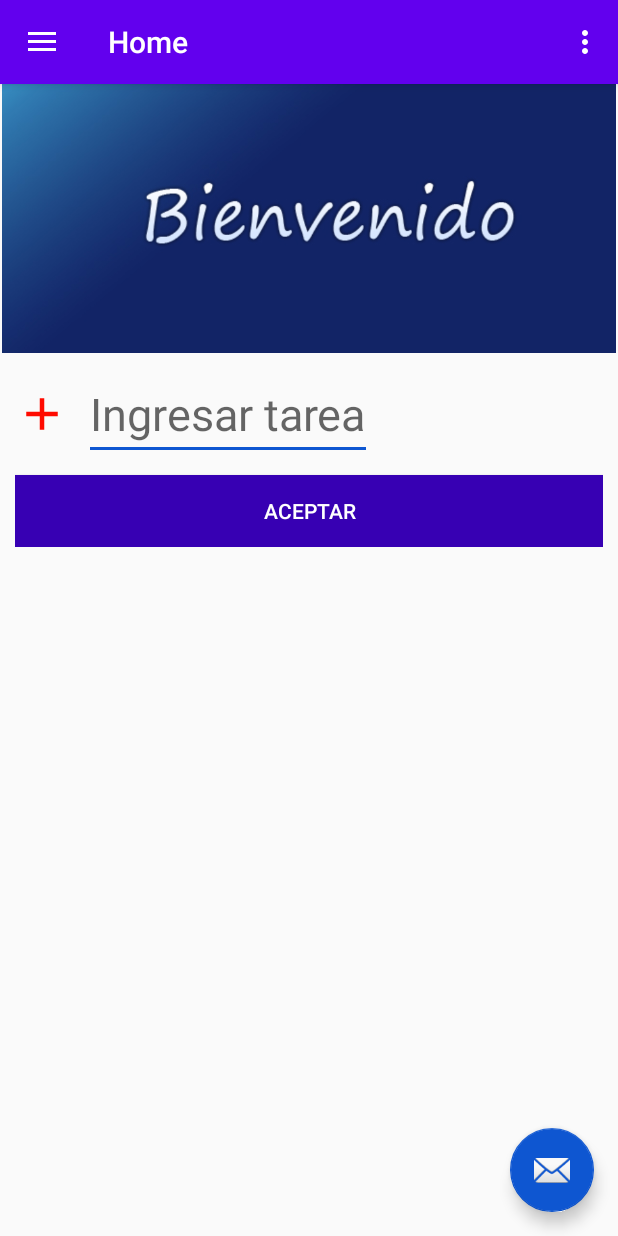
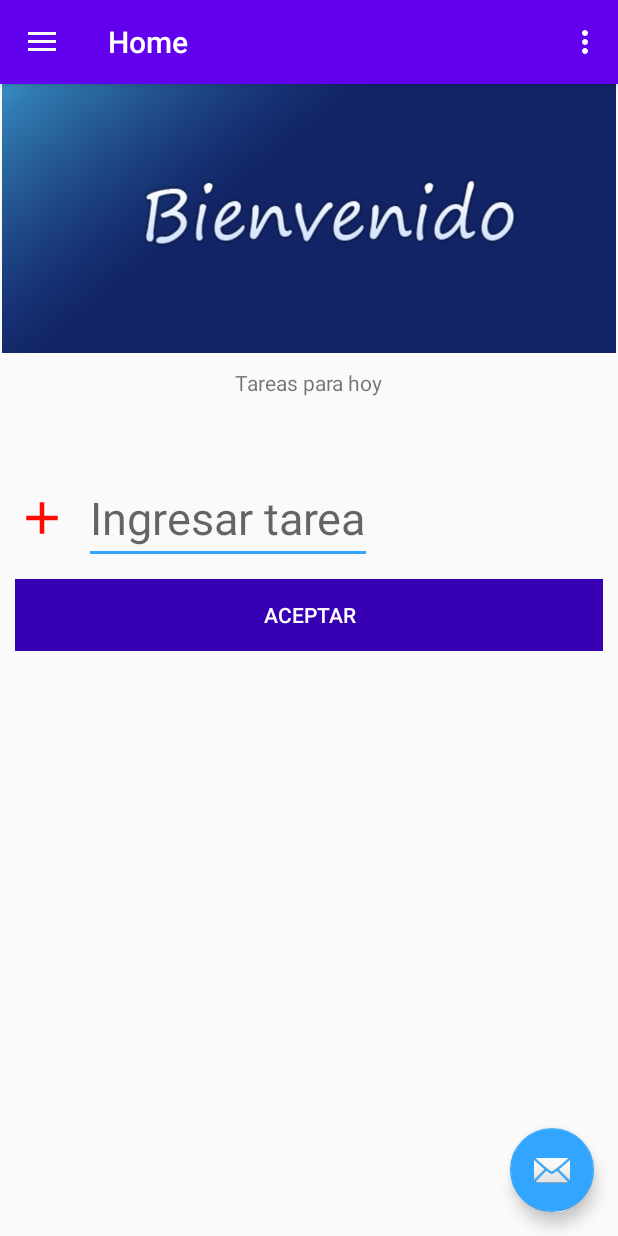
Before and after one commit to dddDestruction/Agenda, an Android app: the screen it shows after launch (MainActivity), on a phone screen of 412 x 824 dp. Run offline under Robolectric (Android 15) with nearby library versions, the phone set to English and light mode, and no system bars; our stand-ins replace Picasso, Room's generated code, navigation-ui; pictures from the network do not load.

Commit message:
cambios interfaz

```diff
--- /dev/null
+++ b/app/src/main/res/drawable/ic_account_balance_black_24dp.xml
@@ -0,0 +1,9 @@
+<vector xmlns:android="http://schemas.android.com/apk/res/android"
+        android:width="24dp"
+        android:height="24dp"
+        android:viewportWidth="24.0"
+        android:viewportHeight="24.0">
+    <path
+        android:fillColor="#FF000000"
+        android:pathData="M4,10v7h3v-7L4,10zM10,10v7h3v-7h-3zM2,22h19v-3L2,19v3zM16,10v7h3v-7h-3zM11.5,1L2,6v2h19L21,6l-9.5,-5z"/>
+</vector>
--- /dev/null
+++ b/app/src/main/res/drawable/ic_import_contacts_100dp.xml
@@ -0,0 +1,5 @@
+<vector android:height="100dp" android:tint="#31A5FF"
+    android:viewportHeight="24.0" android:viewportWidth="24.0"
+    android:width="100dp" xmlns:android="http://schemas.android.com/apk/res/android">
+    <path android:fillColor="#FF000000" android:pathData="M21,5c-1.11,-0.35 -2.33,-0.5 -3.5,-0.5 -1.95,0 -4.05,0.4 -5.5,1.5 -1.45,-1.1 -3.55,-1.5 -5.5,-1.5S2.45,4.9 1,6v14.65c0,0.25 0.25,0.5 0.5,0.5 0.1,0 0.15,-0.05 0.25,-0.05C3.1,20.45 5.05,20 6.5,20c1.95,0 4.05,0.4 5.5,1.5 1.35,-0.85 3.8,-1.5 5.5,-1.5 1.65,0 3.35,0.3 4.75,1.05 0.1,0.05 0.15,0.05 0.25,0.05 0.25,0 0.5,-0.25 0.5,-0.5L23,6c-0.6,-0.45 -1.25,-0.75 -2,-1zM21,18.5c-1.1,-0.35 -2.3,-0.5 -3.5,-0.5 -1.7,0 -4.15,0.65 -5.5,1.5L12,8c1.35,-0.85 3.8,-1.5 5.5,-1.5 1.2,0 2.4,0.15 3.5,0.5v11.5z"/>
+</vector>
--- a/app/src/main/res/drawable/ic_menu_camera.xml
+++ /dev/null
@@ -1,12 +0,0 @@
-<vector xmlns:android="http://schemas.android.com/apk/res/android"
-    android:width="24dp"
-    android:height="24dp"
-    android:viewportWidth="24.0"
-    android:viewportHeight="24.0">
-    <path
-        android:fillColor="#FF000000"
-        android:pathData="M12,12m-3.2,0a3.2,3.2 0,1 1,6.4 0a3.2,3.2 0,1 1,-6.4 0" />
-    <path
-        android:fillColor="#FF000000"
-        android:pathData="M9,2L7.17,4H4c-1.1,0 -2,0.9 -2,2v12c0,1.1 0.9,2 2,2h16c1.1,0 2,-0.9 2,-2V6c0,-1.1 -0.9,-2 -2,-2h-3.17L15,2H9zm3,15c-2.76,0 -5,-2.24 -5,-5s2.24,-5 5,-5 5,2.24 5,5 -2.24,5 -5,5z" />
-</vector>
--- a/app/src/main/res/drawable/ic_menu_gallery.xml
+++ /dev/null
@@ -1,9 +0,0 @@
-<vector xmlns:android="http://schemas.android.com/apk/res/android"
-    android:width="24dp"
-    android:height="24dp"
-    android:viewportWidth="24.0"
-    android:viewportHeight="24.0">
-    <path
-        android:fillColor="#FF000000"
-        android:pathData="M22,16V4c0,-1.1 -0.9,-2 -2,-2H8c-1.1,0 -2,0.9 -2,2v12c0,1.1 0.9,2 2,2h12c1.1,0 2,-0.9 2,-2zm-11,-4l2.03,2.71L16,11l4,5H8l3,-4zM2,6v14c0,1.1 0.9,2 2,2h14v-2H4V6H2z" />
-</vector>
--- a/app/src/main/res/drawable/ic_menu_slideshow.xml
+++ /dev/null
@@ -1,9 +0,0 @@
-<vector xmlns:android="http://schemas.android.com/apk/res/android"
-    android:width="24dp"
-    android:height="24dp"
-    android:viewportWidth="24.0"
-    android:viewportHeight="24.0">
-    <path
-        android:fillColor="#FF000000"
-        android:pathData="M4,6H2v14c0,1.1 0.9,2 2,2h14v-2H4V6zm16,-4H8c-1.1,0 -2,0.9 -2,2v12c0,1.1 0.9,2 2,2h12c1.1,0 2,-0.9 2,-2V4c0,-1.1 -0.9,-2 -2,-2zm-8,12.5v-9l6,4.5 -6,4.5z" />
-</vector>
--- /dev/null
+++ b/app/src/main/res/drawable/ic_wb_sunny_black_24dp.xml
@@ -0,0 +1,9 @@
+<vector xmlns:android="http://schemas.android.com/apk/res/android"
+        android:width="24dp"
+        android:height="24dp"
+        android:viewportWidth="24.0"
+        android:viewportHeight="24.0">
+    <path
+        android:fillColor="#FF000000"
+        android:pathData="M6.76,4.84l-1.8,-1.79 -1.41,1.41 1.79,1.79 1.42,-1.41zM4,10.5L1,10.5v2h3v-2zM13,0.55h-2L11,3.5h2L13,0.55zM20.45,4.46l-1.41,-1.41 -1.79,1.79 1.41,1.41 1.79,-1.79zM17.24,18.16l1.79,1.8 1.41,-1.41 -1.8,-1.79 -1.4,1.4zM20,10.5v2h3v-2h-3zM12,5.5c-3.31,0 -6,2.69 -6,6s2.69,6 6,6 6,-2.69 6,-6 -2.69,-6 -6,-6zM11,22.45h2L13,19.5h-2v2.95zM3.55,18.54l1.41,1.41 1.79,-1.8 -1.41,-1.41 -1.79,1.8z"/>
+</vector>
--- a/app/src/main/res/drawable/linea.xml
+++ b/app/src/main/res/drawable/linea.xml
@@ -1,8 +1,9 @@
 <?xml version="1.0" encoding="utf-8"?>
 <shape xmlns:android="http://schemas.android.com/apk/res/android"
     android:shape="line">
-<size
-    android:width="200dp"
-    android:height="2dp">
-</size>
+    <solid android:color="@color/colorBlack"/>
+    <size
+        android:width="200dp"
+        android:height="20dp">
+    </size>
 </shape>
--- a/app/src/main/res/layout/fragment_home.xml
+++ b/app/src/main/res/layout/fragment_home.xml
@@ -19,6 +19,27 @@
         android:id="@+id/recyclerHome"
         android:layout_width="match_parent"
         android:layout_height="wrap_content"
+        android:layout_marginTop="10dp"
+        app:layout_constraintEnd_toEndOf="parent"
+        app:layout_constraintStart_toStartOf="parent"
+        app:layout_constraintTop_toBottomOf="@+id/imageView3" />
+
+    <ImageView
+        android:id="@+id/imageView3"
+        android:layout_width="wrap_content"
+        android:layout_height="wrap_content"
+        android:layout_marginTop="10dp"
+        android:src="@drawable/linea"
+        app:layout_constraintEnd_toEndOf="parent"
+        app:layout_constraintStart_toStartOf="parent"
+        app:layout_constraintTop_toBottomOf="@+id/titulo_label" />
+
+    <TextView
+        android:id="@+id/titulo_label"
+        android:layout_width="wrap_content"
+        android:layout_height="wrap_content"
+        android:layout_marginTop="10dp"
+        android:text="Tareas para hoy"
         app:layout_constraintEnd_toEndOf="parent"
         app:layout_constraintStart_toStartOf="parent"
         app:layout_constraintTop_toBottomOf="@+id/imageView2" />
--- a/app/src/main/res/layout/nav_header_main.xml
+++ b/app/src/main/res/layout/nav_header_main.xml
@@ -3,7 +3,7 @@
     xmlns:app="http://schemas.android.com/apk/res-auto"
     android:layout_width="match_parent"
     android:layout_height="@dimen/nav_header_height"
-    android:background="@drawable/side_nav_bar"
+    android:background="@color/colorWhite"
     android:gravity="bottom"
     android:orientation="vertical"
     android:paddingLeft="@dimen/activity_horizontal_margin"
@@ -18,19 +18,13 @@
         android:layout_height="wrap_content"
         android:contentDescription="@string/nav_header_desc"
         android:paddingTop="@dimen/nav_header_vertical_spacing"
-        app:srcCompat="@mipmap/ic_launcher_round" />
+        android:src="@drawable/ic_import_contacts_100dp" />
 
     <TextView
         android:layout_width="match_parent"
         android:layout_height="wrap_content"
         android:paddingTop="@dimen/nav_header_vertical_spacing"
         android:text="@string/nav_header_title"
-        android:textAppearance="@style/TextAppearance.AppCompat.Body1" />
-
-    <TextView
-        android:id="@+id/textView"
-        android:layout_width="wrap_content"
-        android:layout_height="wrap_content"
-        android:text="@string/nav_header_subtitle" />
+        android:textColor="@color/colorBlack"/>
 
 </LinearLayout>
--- a/app/src/main/res/menu/activity_main_drawer.xml
+++ b/app/src/main/res/menu/activity_main_drawer.xml
@@ -6,15 +6,11 @@
     <group android:checkableBehavior="single">
         <item
             android:id="@+id/nav_home"
-            android:icon="@drawable/ic_menu_camera"
+            android:icon="@drawable/ic_account_balance_black_24dp"
             android:title="@string/menu_home" />
         <item
             android:id="@+id/nav_gallery"
-            android:icon="@drawable/ic_menu_gallery"
+            android:icon="@drawable/ic_wb_sunny_black_24dp"
             android:title="@string/menu_gallery" />
-        <item
-            android:id="@+id/nav_slideshow"
-            android:icon="@drawable/ic_menu_slideshow"
-            android:title="@string/menu_slideshow" />
     </group>
 </menu>
--- a/app/src/main/res/values/colors.xml
+++ b/app/src/main/res/values/colors.xml
@@ -2,6 +2,7 @@
 <resources>
     <color name="colorPrimary">#6200EE</color>
     <color name="colorPrimaryDark">#3700B3</color>
-    <color name="colorAzulClaro">#0E56D1</color>
+    <color name="colorAzulClaro">#31A5FF</color>
     <color name="colorWhite">#FFFFFF</color>
+    <color name="colorBlack">#000000</color>
 </resources>
--- a/app/src/main/res/values/strings.xml
+++ b/app/src/main/res/values/strings.xml
@@ -2,14 +2,14 @@
     <string name="app_name">Agenda</string>
     <string name="navigation_drawer_open">Open navigation drawer</string>
     <string name="navigation_drawer_close">Close navigation drawer</string>
-    <string name="nav_header_title">Android Studio</string>
+    <string name="nav_header_title">Menú</string>
     <string name="nav_header_subtitle">android.studio@android.com</string>
     <string name="nav_header_desc">Navigation header</string>
     <string name="action_settings">Settings</string>
 
     <string name="menu_home">Home</string>
-    <string name="menu_gallery">Gallery</string>
-    <string name="menu_slideshow">Slideshow</string>
+    <string name="menu_gallery">Días</string>
+    <string name="menu_slideshow">Agendar</string>
 
     <string name="home_second">Home Second</string>
     <string name="unidad_temp">°C</string>
```
